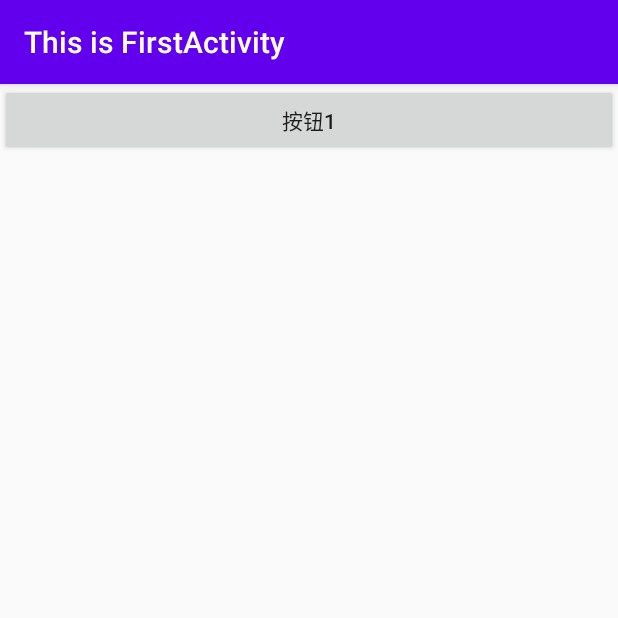
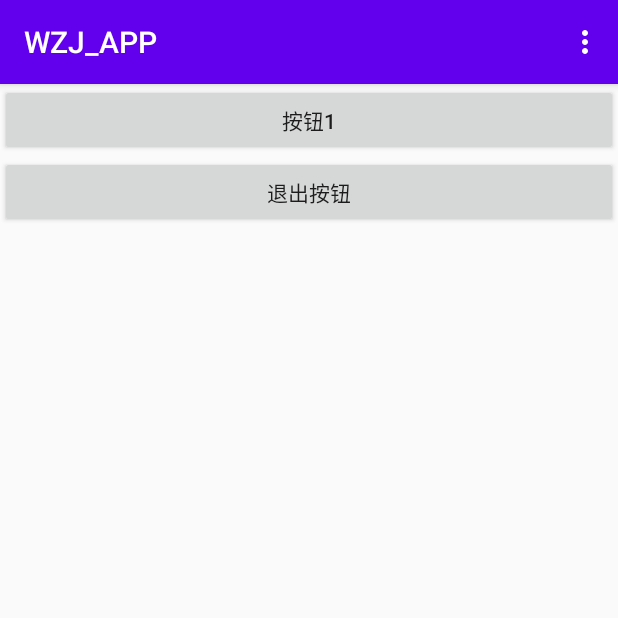
Before and after one commit to Rainal14/2018118114_Android, an Android app: the screen it shows after launch (MainActivity), on a phone screen of 412 x 824 dp, the top half of it. Run offline under Robolectric (Android 15) with nearby library versions, the phone set to English and light mode, and no system bars.

Commit message:
新增Toast和Menu

```diff
--- a/Lab_03/Lab003/app/src/main/AndroidManifest.xml
+++ b/Lab_03/Lab003/app/src/main/AndroidManifest.xml
@@ -10,7 +10,7 @@
         android:supportsRtl="true"
         android:theme="@style/AppTheme">
         <activity android:name=".MainActivity"
-            android:label="This is FirstActivity">
+            android:label="WZJ_APP">
             <intent-filter>
                 <action android:name="android.intent.action.MAIN" />
                 <category android:name="android.intent.category.LAUNCHER" />
--- a/Lab_03/Lab003/app/src/main/java/com/example/lab003/MainActivity.java
+++ b/Lab_03/Lab003/app/src/main/java/com/example/lab003/MainActivity.java
@@ -1,8 +1,14 @@
 package com.example.lab003;
 
+import androidx.annotation.NonNull;
 import androidx.appcompat.app.AppCompatActivity;
 
 import android.os.Bundle;
+import android.view.Menu;
+import android.view.MenuItem;
+import android.view.View;
+import android.widget.Button;
+import android.widget.Toast;
 
 public class MainActivity extends AppCompatActivity {
 
@@ -10,5 +16,39 @@ public class MainActivity extends AppCompatActivity {
     protected void onCreate(Bundle savedInstanceState) {
         super.onCreate(savedInstanceState);
         setContentView(R.layout.main_layout);
+        Button button1 = findViewById(R.id.button_1);  //button for test
+        button1.setOnClickListener(new View.OnClickListener(){
+            @Override
+            public void onClick(View view){
+                Toast.makeText(MainActivity.this, "你点击了按钮1", Toast.LENGTH_SHORT).show();
+            }
+        });
+        Button button2 = findViewById(R.id.button_exit);   //Button for exit
+        button2.setOnClickListener(new View.OnClickListener(){
+            @Override
+            public void onClick(View view) {
+                finish();
+            }
+        });
+    }
+
+    @Override //create menu and display it
+    public boolean onCreateOptionsMenu(Menu menu) {
+        getMenuInflater().inflate(R.menu.main, menu);
+        return true;
+    }
+
+    @Override //make events for the menu
+    public boolean onOptionsItemSelected(@NonNull MenuItem item) {
+        switch (item.getItemId()){
+            case R.id.add_item:
+                Toast.makeText(this, "你点击了Add", Toast.LENGTH_SHORT).show();
+                break;
+            case R.id.remove_item:
+                Toast.makeText(this,"你点击了Remove", Toast.LENGTH_SHORT).show();
+                break;
+            default:
+        }
+        return true;
     }
 }
--- a/Lab_03/Lab003/app/src/main/res/layout/main_layout.xml
+++ b/Lab_03/Lab003/app/src/main/res/layout/main_layout.xml
@@ -7,6 +7,11 @@
         android:id="@+id/button_1"
         android:layout_width="match_parent"
         android:layout_height="wrap_content"
-        android:text="按钮1"/>
+        android:text="按钮1" />
 
+    <Button
+        android:id="@+id/button_exit"
+        android:layout_width="match_parent"
+        android:layout_height="wrap_content"
+        android:text="退出按钮" />
 </LinearLayout>
--- /dev/null
+++ b/Lab_03/Lab003/app/src/main/res/menu/main.xml
@@ -0,0 +1,9 @@
+<?xml version="1.0" encoding="utf-8"?>
+<menu xmlns:android="http://schemas.android.com/apk/res/android">
+    <item
+        android:id="@+id/add_item"
+        android:title="Add"/>
+    <item
+        android:id="@+id/remove_item"
+        android:title="Remove"/>
+</menu>
```
